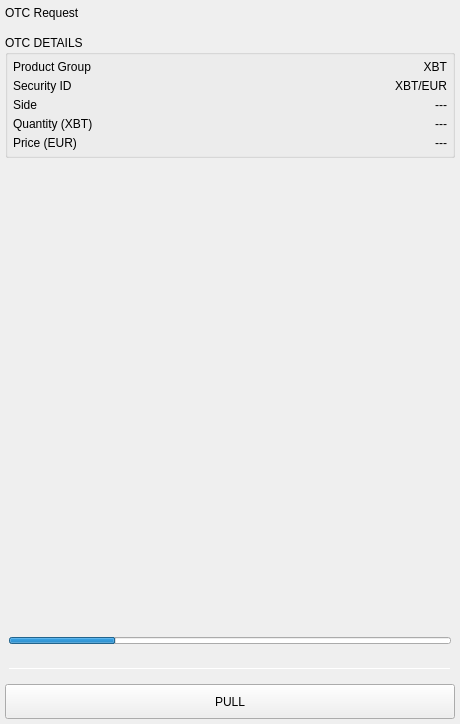
First picture: the form in BlockSettleUILib/ChatUI/OTCShieldWidgets/PullOwnOTCRequestWidget.ui, repository BlockSettle/terminal, before the edit.
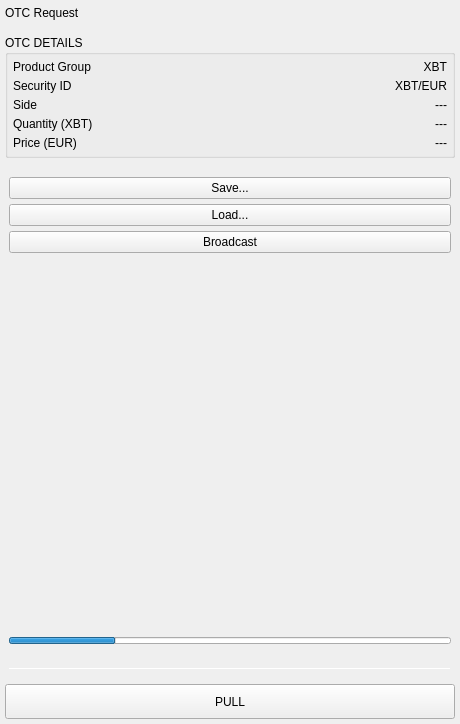
Second picture: the form after the edit.

Commit message: WIP Add OTC offline sign buttons

```diff
--- a/BlockSettleUILib/ChatUI/OTCShieldWidgets/PullOwnOTCRequestWidget.ui
+++ b/BlockSettleUILib/ChatUI/OTCShieldWidgets/PullOwnOTCRequestWidget.ui
@@ -331,6 +331,27 @@
       <property name="bottomMargin">
        <number>5</number>
       </property>
+      <item>
+       <widget class="QPushButton" name="pushButtonOfflineSave">
+        <property name="text">
+         <string>Save...</string>
+        </property>
+       </widget>
+      </item>
+      <item>
+       <widget class="QPushButton" name="pushButtonOfflineLoad">
+        <property name="text">
+         <string>Load...</string>
+        </property>
+       </widget>
+      </item>
+      <item>
+       <widget class="QPushButton" name="pushButtonOfflineBroadcast">
+        <property name="text">
+         <string>Broadcast</string>
+        </property>
+       </widget>
+      </item>
       <item>
        <spacer name="verticalSpacer">
         <property name="orientation">
```
The commit also changes 3 other files.
